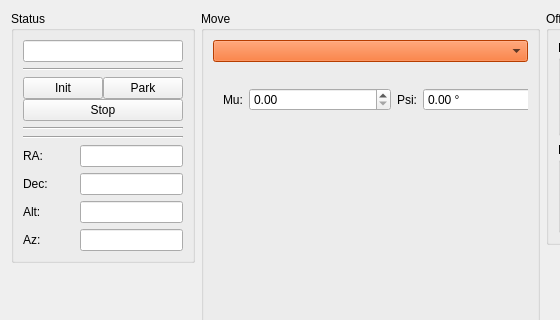
The window that pyobs_gui/qt/telescopewidget.ui (pyobs/pyobs-gui) describes before a commit, drawn with Qt 5; both pictures show x 0 to 560 and y 0 to 320 of the 1019 by 652 pixel window.
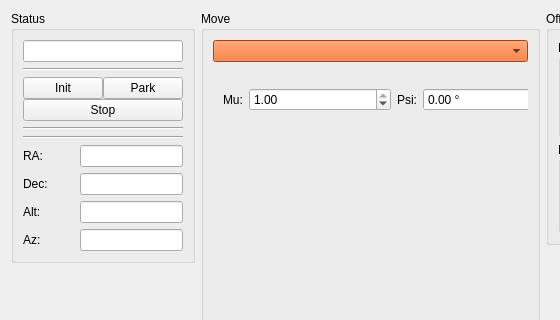
The same window after the commit. The open tabs and pages were chosen to show the change. Icons and pictures are not drawn. Custom widgets are drawn as their Qt base class.

The edit to the form file:
```diff
--- a/pyobs_gui/qt/telescopewidget.ui
+++ b/pyobs_gui/qt/telescopewidget.ui
@@ -1019,7 +1019,7 @@
                 <double>0.100000000000000</double>
                </property>
                <property name="value">
-                <double>0.000000000000000</double>
+                <double>1.000000000000000</double>
                </property>
               </widget>
              </item>
```
